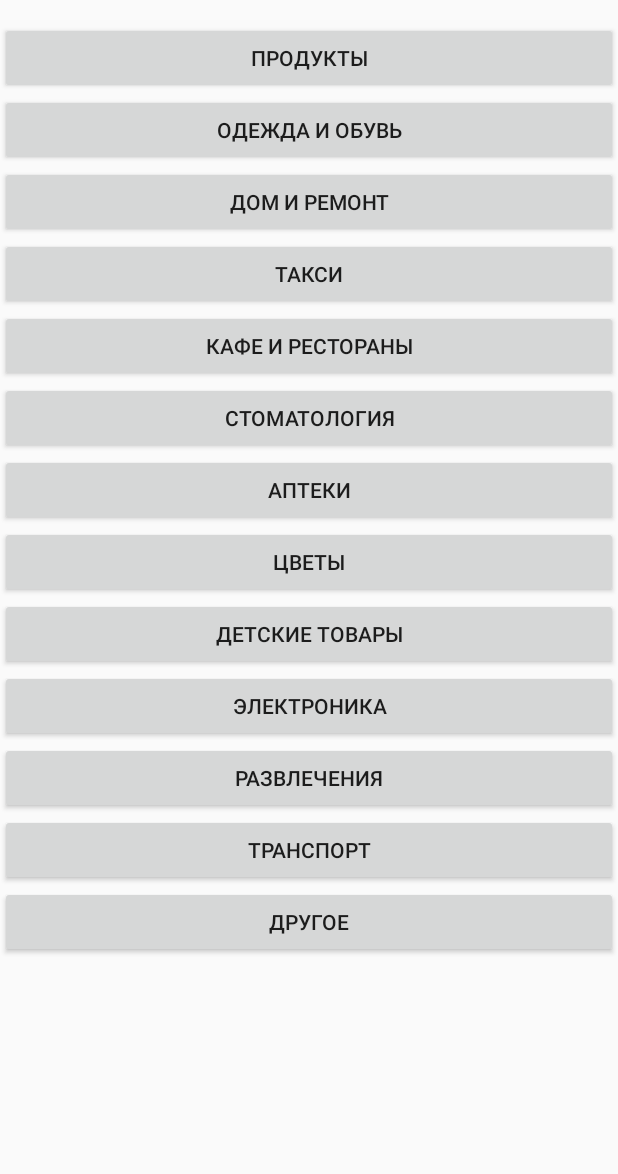
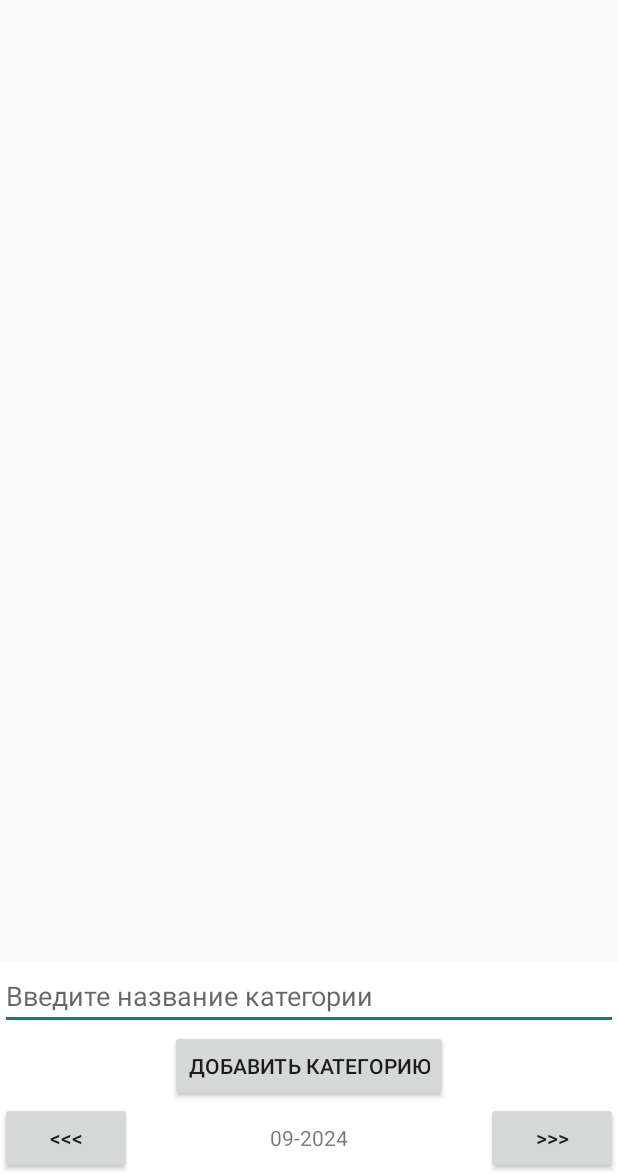
Before and after one commit to ant1k9/cashback-app, an Android app built with Jetpack Compose: the screen it shows after launch (MainActivity), on a phone screen of 412 x 824 dp, the part 62-1236 px from its top. Run offline under Robolectric (Android 15) with nearby library versions, the phone set to English and light mode, and no system bars.

Commit message:
feat: make categories configurable for each month

```diff
--- a/app/src/main/java/com/example/mycashback/BanksActivity.kt
+++ b/app/src/main/java/com/example/mycashback/BanksActivity.kt
@@ -11,6 +11,7 @@ import android.widget.Toast
 import androidx.activity.ComponentActivity
 import androidx.recyclerview.widget.LinearLayoutManager
 import androidx.recyclerview.widget.RecyclerView
+import com.example.mycashback.adapters.BankGridItemAdapter
 import com.example.mycashback.storage.BanksFileStorageProxy
 
 class BanksActivity : ComponentActivity() {
--- a/app/src/main/java/com/example/mycashback/MainActivity.kt
+++ b/app/src/main/java/com/example/mycashback/MainActivity.kt
@@ -3,20 +3,21 @@ package com.example.mycashback
 import android.annotation.SuppressLint
 import android.content.Intent
 import android.os.Bundle
-import android.view.Gravity
 import android.view.Menu
 import android.view.MenuInflater
 import android.view.MenuItem
 import android.view.View
 import android.widget.Button
-import android.widget.PopupWindow
+import android.widget.TextView
 import android.widget.Toast
 import androidx.activity.ComponentActivity
 import androidx.recyclerview.widget.LinearLayoutManager
 import androidx.recyclerview.widget.RecyclerView
+import com.example.mycashback.adapters.CategoryGridItemAdapter
 import com.example.mycashback.storage.BanksFileStorageProxy
 import com.example.mycashback.storage.CategoriesFileStorageProxy
-
+import java.time.LocalDate
+import kotlin.math.absoluteValue
 
 class MainActivity : ComponentActivity() {
     override fun onCreateOptionsMenu(menu: Menu?): Boolean {
@@ -38,87 +39,87 @@ class MainActivity : ComponentActivity() {
         }
     }
 
+    private fun buttonMonthChangedHandler(month: Int, year: Int): (View) -> Unit {
+        return fun(_: View) {
+            val intent = Intent(this, MainActivity::class.java)
+            val bundle = Bundle()
+            bundle.putInt("month", month)
+            bundle.putInt("year", year)
+            intent.putExtras(bundle)
+            startActivity(intent)
+            finish()
+        }
+    }
+
+    private fun renderCategoryList(
+        categoriesFileStorageProxy: CategoriesFileStorageProxy,
+        banksFileStorageProxy: BanksFileStorageProxy
+    ) {
+        val categoryGridItemAdapter = CategoryGridItemAdapter(
+            applicationContext, layoutInflater, categoriesFileStorageProxy, banksFileStorageProxy,
+            categoriesFileStorageProxy.list()
+        )
+
+        val recyclerView: RecyclerView = findViewById(R.id.categories_list)
+        recyclerView.layoutManager = LinearLayoutManager(this)
+        recyclerView.adapter = categoryGridItemAdapter
+    }
+
+    private fun renderCreateButton(
+        categoriesFileStorageProxy: CategoriesFileStorageProxy,
+        banksFileStorageProxy: BanksFileStorageProxy
+    ) {
+        val createButton = findViewById<Button>(R.id.add_category_button)
+        createButton.setOnClickListener {
+            val addCategoryTextView = findViewById<TextView>(R.id.add_category_text_field)
+            val category = addCategoryTextView.text
+            Toast.makeText(applicationContext, "Категория $category сохранена", Toast.LENGTH_LONG)
+                .show()
+            addCategoryTextView.text = ""
+
+            categoriesFileStorageProxy.add(category.toString(), "")
+
+            renderCategoryList(categoriesFileStorageProxy, banksFileStorageProxy)
+        }
+    }
+
+    @SuppressLint("SetTextI18n")
     override fun onCreate(savedInstanceState: Bundle?) {
+        val now = LocalDate.now()
+        val month = intent.extras?.getInt("month", now.monthValue) ?: now.monthValue
+        val year = intent.extras?.getInt("year", now.year.absoluteValue) ?: now.year.absoluteValue
+
         super.onCreate(savedInstanceState)
         setContentView(R.layout.listview)
 
         setActionBar(findViewById(R.id.toolbar))
 
-        val categoriesFileName = filesDir.path + "/" + "categories-2024-09.json"
+        val categoriesFileName = filesDir.path + "/" + "categories-$year-$month.json"
         val categoriesFileStorageProxy = CategoriesFileStorageProxy(categoriesFileName)
 
         val banksFileName = filesDir.path + "/" + "banks.json"
         val banksFileStorageProxy = BanksFileStorageProxy(banksFileName)
 
-        /*
-        val offers = listOf(
-            R.string.products,
-            R.string.restaurants,
-            R.string.other,
-            R.string.clothing,
-            R.string.transport,
-            R.string.dental,
-            R.string.drugstore,
-            R.string.electronics,
-            R.string.kids,
-            R.string.entertainment,
-            R.string.flowers,
-            R.string.housing,
-            R.string.taxi
-        ).map { resources.getString(it) }
-         */
+        val previousMonthButton = findViewById<Button>(R.id.previous_month)
+        previousMonthButton.setOnClickListener(
+            buttonMonthChangedHandler(
+                if (month == 1) 12 else (month - 1),
+                if (month == 1) year - 1 else year
+            )
+        )
 
-        listOf(
-            R.id.cashbackButton1,
-            R.id.cashbackButton2,
-            R.id.cashbackButton3,
-            R.id.cashbackButton4,
-            R.id.cashbackButton5,
-            R.id.cashbackButton6,
-            R.id.cashbackButton7,
-            R.id.cashbackButton8,
-            R.id.cashbackButton9,
-            R.id.cashbackButton10,
-            R.id.cashbackButton11,
-            R.id.cashbackButton12,
-            R.id.cashbackButton13,
-        ).forEach {
-            val button = findViewById<Button>(it)
-            button.setOnClickListener { b ->
-                val category = findViewById<Button>(b.id).text
-                val bank = categoriesFileStorageProxy.get(category.toString())
-                val toastMessage = when (bank) {
-                    "" -> "Для категории $category нет выбранного банка в этом месяце"
-                    else -> "Для категории $category лучший cashback в банке $bank"
-                }
-                Toast.makeText(applicationContext, toastMessage, Toast.LENGTH_LONG).show()
-            }
+        val nextMonthButton = findViewById<Button>(R.id.next_month)
+        nextMonthButton.setOnClickListener(
+            buttonMonthChangedHandler(
+                if (month == 12) 1 else (month + 1),
+                if (month == 12) year + 1 else year
+            )
+        )
 
-            button.setOnLongClickListener{ b ->
-                val popupView = layoutInflater.inflate(R.layout.choicepopup, null)
+        val currentMonthTextView = findViewById<TextView>(R.id.current_month)
+        currentMonthTextView.text = "${month.toString().padStart(2, '0')}-$year"
 
-                val choiceGridItemAdapter = ChoiceGridItemAdapter(
-                    button.text.toString(),
-                    categoriesFileStorageProxy,
-                    banksFileStorageProxy,
-                )
-
-                val recyclerView: RecyclerView = popupView.findViewById(R.id.choice_list)
-                recyclerView.layoutManager = LinearLayoutManager(this)
-                recyclerView.adapter = choiceGridItemAdapter
-
-                val popupWindow = PopupWindow(popupView)
-                popupWindow.width = 1000
-                popupWindow.height = 2000
-
-                choiceGridItemAdapter.setPopupWindow(popupWindow)
-
-                val cancelButton = popupView.findViewById<Button>(R.id.cancel_button)
-                cancelButton.setOnClickListener{ popupWindow.dismiss() }
-
-                popupWindow.showAsDropDown(button, 0, 0, Gravity.BOTTOM)
-                true
-            }
-        }
+        renderCategoryList(categoriesFileStorageProxy, banksFileStorageProxy)
+        renderCreateButton(categoriesFileStorageProxy, banksFileStorageProxy)
     }
 }
--- a/app/src/main/java/com/example/mycashback/BankGridItemAdapter.kt
+++ b/app/src/main/java/com/example/mycashback/adapters/BankGridItemAdapter.kt
@@ -1,4 +1,4 @@
-package com.example.mycashback
+package com.example.mycashback.adapters
 
 import android.view.LayoutInflater
 import android.view.View
@@ -6,6 +6,7 @@ import android.view.ViewGroup
 import android.widget.Button
 import android.widget.TextView
 import androidx.recyclerview.widget.RecyclerView
+import com.example.mycashback.R
 import com.example.mycashback.storage.BanksFileStorageProxy
 
 class BankGridItemAdapter(private val banksFileStorageProxy: BanksFileStorageProxy) :
--- /dev/null
+++ b/app/src/main/java/com/example/mycashback/adapters/CategoryGridItemAdapter.kt
@@ -0,0 +1,82 @@
+package com.example.mycashback.adapters
+
+import android.content.Context
+import android.view.Gravity
+import com.example.mycashback.R
+
+import android.view.LayoutInflater
+import android.view.View
+import android.view.ViewGroup
+import android.widget.Button
+import android.widget.PopupWindow
+import android.widget.Toast
+import androidx.recyclerview.widget.LinearLayoutManager
+import androidx.recyclerview.widget.RecyclerView
+import com.example.mycashback.storage.BanksFileStorageProxy
+import com.example.mycashback.storage.CategoriesFileStorageProxy
+
+class CategoryGridItemAdapter(
+    private val applicationContext: Context,
+    private val layoutInflater: LayoutInflater,
+    private val categoriesFileStorageProxy: CategoriesFileStorageProxy,
+    private val banksFileStorageProxy: BanksFileStorageProxy,
+    private val categories: List<String>,
+) :
+    RecyclerView.Adapter<CategoryGridItemAdapter.ViewHolder>() {
+    class ViewHolder(view: View) : RecyclerView.ViewHolder(view) {
+        val button: Button = view.findViewById(R.id.category)
+    }
+
+    override fun onCreateViewHolder(viewGroup: ViewGroup, viewType: Int): ViewHolder {
+        val view = LayoutInflater.from(viewGroup.context)
+            .inflate(R.layout.categoriesgriditem, viewGroup, false)
+
+        return ViewHolder(view)
+    }
+
+    override fun onBindViewHolder(viewHolder: ViewHolder, position: Int) {
+        viewHolder.button.text = categories[position]
+
+        viewHolder.button.setOnClickListener {
+            val category = (it as Button).text
+            val bank = categoriesFileStorageProxy.get(category.toString())
+            val toastMessage = when (bank) {
+                "" -> "Для категории $category нет выбранного банка в этом месяце"
+                else -> "Для категории $category лучший cashback в банке $bank"
+            }
+            Toast.makeText(applicationContext, toastMessage, Toast.LENGTH_LONG).show()
+        }
+
+        viewHolder.button.setOnLongClickListener {
+            val popupView = layoutInflater.inflate(R.layout.choicepopup, null)
+
+            val choiceGridItemAdapter = ChoiceGridItemAdapter(
+                (it as Button).text.toString(),
+                categoriesFileStorageProxy,
+                banksFileStorageProxy,
+            )
+
+            val recyclerView: RecyclerView = popupView.findViewById(R.id.choice_list)
+            recyclerView.layoutManager = LinearLayoutManager(applicationContext)
+            recyclerView.adapter = choiceGridItemAdapter
+
+            val popupWindow = PopupWindow(popupView)
+            popupWindow.width = 1000
+            popupWindow.height = 2000
+
+            choiceGridItemAdapter.setPopupWindow(popupWindow)
+
+            val cancelButton = popupView.findViewById<Button>(R.id.cancel_button)
+            cancelButton.setOnClickListener { popupWindow.dismiss() }
+
+            popupWindow.showAsDropDown(it, 0, 0, Gravity.BOTTOM)
+            true
+        }
+    }
+
+    override fun getItemCount(): Int {
+        return categories.size
+    }
+
+    override fun getItemId(position: Int): Long = position.toLong()
+}
--- a/app/src/main/java/com/example/mycashback/ChoiceGridItemAdapter.kt
+++ b/app/src/main/java/com/example/mycashback/adapters/ChoiceGridItemAdapter.kt
@@ -1,4 +1,4 @@
-package com.example.mycashback
+package com.example.mycashback.adapters
 
 import android.view.LayoutInflater
 import android.view.View
@@ -6,6 +6,7 @@ import android.view.ViewGroup
 import android.widget.Button
 import android.widget.PopupWindow
 import androidx.recyclerview.widget.RecyclerView
+import com.example.mycashback.R
 import com.example.mycashback.storage.BanksFileStorageProxy
 import com.example.mycashback.storage.CategoriesFileStorageProxy
 
@@ -16,7 +17,8 @@ class ChoiceGridItemAdapter(
 ) :
     RecyclerView.Adapter<ChoiceGridItemAdapter.ViewHolder>() {
 
-    var parentWindow: PopupWindow = PopupWindow()
+    private var parentWindow: PopupWindow = PopupWindow()
+
     fun setPopupWindow(popupWindow: PopupWindow) {
         this.parentWindow = popupWindow
     }
--- a/app/src/main/java/com/example/mycashback/storage/CategoriesFileStorageProxy.kt
+++ b/app/src/main/java/com/example/mycashback/storage/CategoriesFileStorageProxy.kt
@@ -1,3 +1,10 @@
 package com.example.mycashback.storage
 
-class CategoriesFileStorageProxy(path: String): FileStorageProxy(path)
+class CategoriesFileStorageProxy(path: String) : FileStorageProxy(path) {
+    fun list(): List<String> {
+        val keys = mutableListOf<String>()
+        data.keys().forEach { keys.add(it) }
+        keys.sort()
+        return keys
+    }
+}
--- a/app/src/main/java/com/example/mycashback/storage/FileStorage.kt
+++ b/app/src/main/java/com/example/mycashback/storage/FileStorage.kt
@@ -3,7 +3,7 @@ package com.example.mycashback.storage
 import org.json.JSONObject
 import java.io.File
 
-class FileStorage(private val path: String) {
+class FileStorage(path: String) {
     private val storage = File(path)
 
     init {
--- a/app/src/main/java/com/example/mycashback/storage/FileStorageProxy.kt
+++ b/app/src/main/java/com/example/mycashback/storage/FileStorageProxy.kt
@@ -1,6 +1,4 @@
 package com.example.mycashback.storage
-
-import org.json.JSONObject
 
 open class FileStorageProxy(path: String) {
     private val storage = FileStorage(path)
--- a/app/src/main/res/layout/banksview.xml
+++ b/app/src/main/res/layout/banksview.xml
@@ -1,37 +1,51 @@
 <?xml version="1.0" encoding="utf-8"?>
-<LinearLayout xmlns:android="http://schemas.android.com/apk/res/android"
-    android:orientation="vertical"
+<RelativeLayout xmlns:android="http://schemas.android.com/apk/res/android"
     android:layout_width="match_parent"
-    android:layout_height="match_parent">
+    android:layout_height="match_parent"
+    android:orientation="vertical">
 
     <android.widget.Toolbar
         android:id="@+id/banks_toolbar"
         android:layout_width="match_parent"
         android:layout_height="wrap_content"
+        android:layout_alignParentTop="true"
         android:minHeight="?android:attr/actionBarSize"
         android:theme="@style/Theme.MyCashback" />
+
+    <ScrollView
+        android:layout_width="match_parent"
+        android:layout_height="wrap_content"
+        android:layout_below="@id/banks_toolbar">
+
+        <LinearLayout
+            android:layout_width="match_parent"
+            android:layout_height="wrap_content"
+            android:orientation="vertical">
 
             <androidx.recyclerview.widget.RecyclerView
                 android:id="@+id/banks_list"
                 android:layout_width="wrap_content"
-        android:layout_height="wrap_content">
-    </androidx.recyclerview.widget.RecyclerView>
+                android:layout_height="wrap_content" />
 
             <EditText
                 android:id="@+id/add_bank_text_field"
                 android:layout_width="match_parent"
                 android:layout_height="wrap_content"
+                android:autofillHints=""
                 android:hint="@string/add_bank_hint"
+                android:inputType="text"
                 android:outlineAmbientShadowColor="@color/black"
-        android:shadowColor="@color/black"
-        android:inputType="text">
-    </EditText>
+                android:shadowColor="@color/black" />
 
             <Button
                 android:id="@+id/add_bank_button"
-        android:layout_gravity="center"
                 android:layout_width="wrap_content"
                 android:layout_height="wrap_content"
+                android:layout_gravity="center"
                 android:text="@string/add_bank" />
 
         </LinearLayout>
+
+    </ScrollView>
+
+</RelativeLayout>
--- /dev/null
+++ b/app/src/main/res/layout/categoriesgriditem.xml
@@ -0,0 +1,13 @@
+<?xml version="1.0" encoding="utf-8"?>
+<LinearLayout xmlns:android="http://schemas.android.com/apk/res/android"
+    android:layout_width="match_parent"
+    android:layout_height="wrap_content"
+    android:orientation="vertical"
+    android:padding="2dp">
+
+    <Button
+        android:id="@+id/category"
+        android:layout_width="match_parent"
+        android:layout_height="match_parent"
+        android:layout_margin="0dp"/>
+</LinearLayout>
--- a/app/src/main/res/layout/listview.xml
+++ b/app/src/main/res/layout/listview.xml
@@ -1,6 +1,6 @@
 <?xml version="1.0" encoding="utf-8"?>
-<LinearLayout xmlns:android="http://schemas.android.com/apk/res/android"
-    android:orientation="vertical"
+<RelativeLayout xmlns:android="http://schemas.android.com/apk/res/android"
+    xmlns:tools="http://schemas.android.com/tools"
     android:layout_width="match_parent"
     android:layout_height="match_parent">
 
@@ -9,84 +9,75 @@
         android:layout_width="match_parent"
         android:layout_height="wrap_content"
         android:minHeight="?android:attr/actionBarSize"
+        android:layout_alignParentTop="true"
         android:theme="@style/Theme.MyCashback" />
 
-    <Button
-        android:id="@+id/cashbackButton1"
+    <ScrollView
         android:layout_width="match_parent"
         android:layout_height="wrap_content"
-        android:text="@string/products" />
+        android:layout_below="@id/toolbar"
+        android:layout_above="@id/category_menu_footer">
 
-    <Button
-        android:id="@+id/cashbackButton2"
+        <androidx.recyclerview.widget.RecyclerView
+            android:id="@+id/categories_list"
+            android:layout_width="match_parent"
+            android:layout_height="wrap_content" />
+
+    </ScrollView>
+
+    <LinearLayout
+        android:id="@+id/category_menu_footer"
         android:layout_width="match_parent"
         android:layout_height="wrap_content"
-        android:text="@string/clothing" />
+        android:layout_alignParentBottom="true"
+        android:background="@color/white"
+        android:orientation="vertical">
 
-    <Button
-        android:id="@+id/cashbackButton3"
-        android:layout_width="match_parent"
-        android:layout_height="wrap_content"
-        android:text="@string/housing" />
+        <EditText
+            android:id="@+id/add_category_text_field"
+            android:layout_width="match_parent"
+            android:layout_height="wrap_content"
+            android:autofillHints=""
+            android:hint="@string/add_category_hint"
+            android:inputType="text"
+            android:outlineAmbientShadowColor="@color/black"
+            android:shadowColor="@color/black" />
 
-    <Button
-        android:id="@+id/cashbackButton4"
-        android:layout_width="match_parent"
-        android:layout_height="wrap_content"
-        android:text="@string/taxi" />
+        <Button
+            android:id="@+id/add_category_button"
+            android:layout_width="wrap_content"
+            android:layout_height="wrap_content"
+            android:layout_gravity="center"
+            android:text="@string/add_category" />
 
-    <Button
-        android:id="@+id/cashbackButton5"
-        android:layout_width="match_parent"
-        android:layout_height="wrap_content"
-        android:text="@string/restaurants" />
+        <RelativeLayout
+            android:layout_width="wrap_content"
+            android:layout_height="wrap_content"
+            android:orientation="horizontal">
 
-    <Button
-        android:id="@+id/cashbackButton6"
-        android:layout_width="match_parent"
-        android:layout_height="wrap_content"
-        android:text="@string/dental" />
+            <Button
+                android:id="@+id/previous_month"
+                android:layout_width="wrap_content"
+                android:layout_height="wrap_content"
+                android:layout_alignParentStart="true"
+                android:text="@string/previous" />
 
-    <Button
-        android:id="@+id/cashbackButton7"
-        android:layout_width="match_parent"
-        android:layout_height="wrap_content"
-        android:text="@string/drugstore" />
+            <TextView
+                android:id="@+id/current_month"
+                android:layout_width="wrap_content"
+                android:layout_height="wrap_content"
+                android:layout_centerInParent="true" />
 
-    <Button
-        android:id="@+id/cashbackButton8"
-        android:layout_width="match_parent"
-        android:layout_height="wrap_content"
-        android:text="@string/flowers" />
+            <Button
+                android:id="@+id/next_month"
+                android:layout_width="wrap_content"
+                android:layout_height="wrap_content"
+                android:layout_alignParentEnd="true"
+                android:text="@string/next"
+                tools:ignore="RelativeOverlap" />
 
-    <Button
-        android:id="@+id/cashbackButton9"
-        android:layout_width="match_parent"
-        android:layout_height="wrap_content"
-        android:text="@string/kids" />
+        </RelativeLayout>
 
-    <Button
-        android:id="@+id/cashbackButton10"
-        android:layout_width="match_parent"
-        android:layout_height="wrap_content"
-        android:text="@string/electronics" />
+    </LinearLayout>
 
-    <Button
-        android:id="@+id/cashbackButton11"
-        android:layout_width="match_parent"
-        android:layout_height="wrap_content"
-        android:text="@string/entertainment" />
-
-    <Button
-        android:id="@+id/cashbackButton12"
-        android:layout_width="match_parent"
-        android:layout_height="wrap_content"
-        android:text="@string/transport" />
-
-    <Button
-        android:id="@+id/cashbackButton13"
-        android:layout_width="match_parent"
-        android:layout_height="wrap_content"
-        android:text="@string/other" />
-
-</LinearLayout>
+</RelativeLayout>
--- a/app/src/main/res/values/strings.xml
+++ b/app/src/main/res/values/strings.xml
@@ -1,18 +1,5 @@
 <resources>
     <string name="app_name">My Cashback</string>
-    <string name="products" translatable="false">Продукты</string>
-    <string name="housing" translatable="false">Дом и ремонт</string>
-    <string name="clothing" translatable="false">Одежда и обувь</string>
-    <string name="taxi" translatable="false">Такси</string>
-    <string name="drugstore">Аптеки</string>
-    <string name="entertainment">Развлечения</string>
-    <string name="dental">Стоматология</string>
-    <string name="transport">Транспорт</string>
-    <string name="electronics">Электроника</string>
-    <string name="restaurants">Кафе и рестораны</string>
-    <string name="flowers">Цветы</string>
-    <string name="kids">Детские товары</string>
-    <string name="other" translatable="false">Другое</string>
 
     <string name="Main">Главная страница</string>
     <string name="banks">Банки</string>
@@ -20,4 +7,9 @@
     <string name="add_bank_hint">Введите название банка</string>
     <string name="x">❌</string>
     <string name="cancel">Отмена</string>
+    <string name="previous">&lt;&lt;&lt;</string>
+    <string name="next">&gt;&gt;&gt;</string>
+    <string name="add_category">Добавить категорию</string>
+    <string name="add_category_hint">Введите название категории</string>
+
 </resources>
```
Lines whose indentation alone changed are shown as unchanged.
